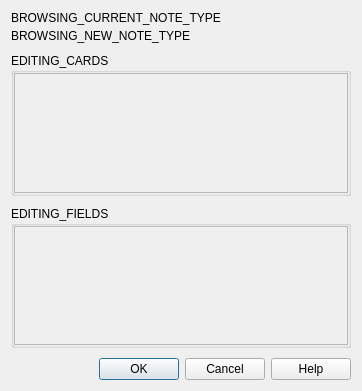
Old version of the form qt/aqt/forms/changemodel.ui in the repository ankitects/anki.
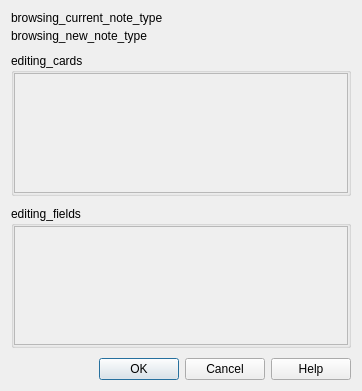
New version of the form.

What changed in the file:
```diff
--- a/qt/aqt/forms/changemodel.ui
+++ b/qt/aqt/forms/changemodel.ui
@@ -25,7 +25,7 @@
      <item row="0" column="0">
       <widget class="QLabel" name="label_6">
        <property name="text">
-        <string>BROWSING_CURRENT_NOTE_TYPE</string>
+        <string>browsing_current_note_type</string>
        </property>
       </widget>
      </item>
@@ -48,7 +48,7 @@
      <item row="1" column="0">
       <widget class="QLabel" name="label">
        <property name="text">
-        <string>BROWSING_NEW_NOTE_TYPE</string>
+        <string>browsing_new_note_type</string>
        </property>
       </widget>
      </item>
@@ -73,7 +73,7 @@
       </sizepolicy>
      </property>
      <property name="title">
-      <string>EDITING_CARDS</string>
+      <string>editing_cards</string>
      </property>
      <layout class="QVBoxLayout" name="verticalLayout_2">
       <property name="margin">
@@ -114,7 +114,7 @@
       </sizepolicy>
      </property>
      <property name="title">
-      <string>EDITING_FIELDS</string>
+      <string>editing_fields</string>
      </property>
      <layout class="QVBoxLayout" name="verticalLayout_3">
       <property name="margin">
```
Left out of the diff: 2 changed lines with no effect on the pictures.
